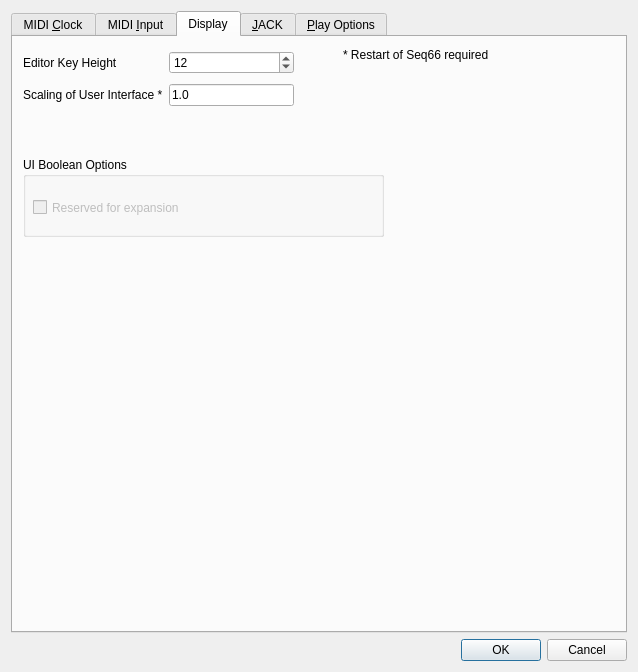
Above: seq_qt5/forms/qseditoptions.ui from ahlstromcj/seq66 before the change. Below: the same form after it.
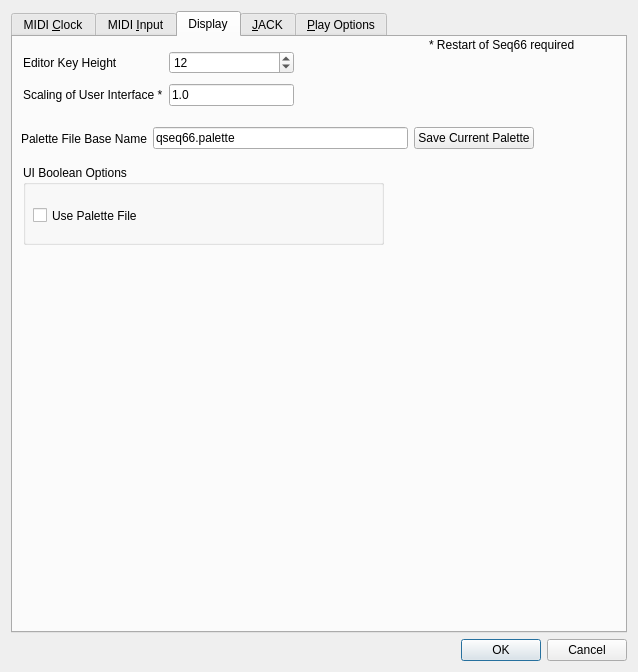
That is the form after the change. The open tabs and pages were chosen to show the change.

Commit message: More palette updates, almost complete.

What changed in the file:
```diff
--- a/seq_qt5/forms/qseditoptions.ui
+++ b/seq_qt5/forms/qseditoptions.ui
@@ -299,7 +299,7 @@
        <property name="geometry">
         <rect>
          <x>10</x>
-         <y>120</y>
+         <y>128</y>
          <width>361</width>
          <height>80</height>
         </rect>
@@ -309,7 +309,7 @@
        </property>
        <widget class="QCheckBox" name="checkBoxKeplerSeqedit">
         <property name="enabled">
-         <bool>false</bool>
+         <bool>true</bool>
         </property>
         <property name="geometry">
          <rect>
@@ -320,7 +320,7 @@
          </rect>
         </property>
         <property name="text">
-         <string>Reserved for expansion</string>
+         <string>Use Palette File</string>
         </property>
        </widget>
       </widget>
@@ -387,9 +387,9 @@
       <widget class="QLabel" name="labelRestartNeeded">
        <property name="geometry">
         <rect>
-         <x>330</x>
-         <y>10</y>
-         <width>201</width>
+         <x>416</x>
+         <y>0</y>
+         <width>193</width>
          <height>16</height>
         </rect>
        </property>
@@ -397,6 +397,44 @@
         <string>* Restart of Seq66 required</string>
        </property>
       </widget>
+      <widget class="QWidget" name="">
+       <property name="geometry">
+        <rect>
+         <x>8</x>
+         <y>88</y>
+         <width>513</width>
+         <height>27</height>
+        </rect>
+       </property>
+       <layout class="QHBoxLayout" name="horizontalLayout">
+        <item>
+         <widget class="QLabel" name="labelPaletteFile">
+          <property name="text">
+           <string>Palette File Base Name</string>
+          </property>
+         </widget>
+        </item>
+        <item>
+         <widget class="QLineEdit" name="lineEditPaletteFile">
+          <property name="toolTip">
+           <string>Provides the base name of the palette file.  This file
+always resides in the Seq66 configuration directory
+(~/.config/seq66 or the NSM session directory).</string>
+          </property>
+          <property name="text">
+           <string>qseq66.palette</string>
+          </property>
+         </widget>
+        </item>
+        <item>
+         <widget class="QPushButton" name="pushButtonSavePalette">
+          <property name="text">
+           <string>Save Current Palette</string>
+          </property>
+         </widget>
+        </item>
+       </layout>
+      </widget>
      </widget>
      <widget class="QWidget" name="tabJackSync">
       <property name="toolTip">
```
Left out of the diff: 8 changed lines with no effect on the pictures. The commit also changes 38 other files.
